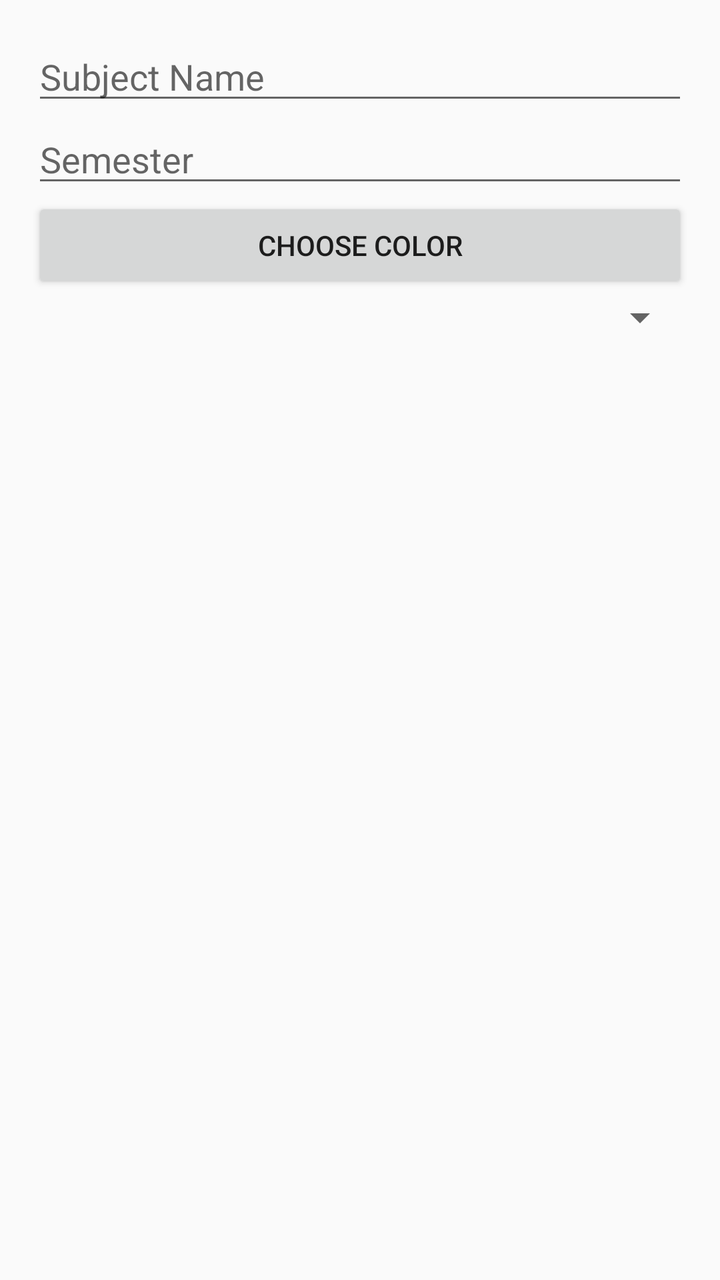
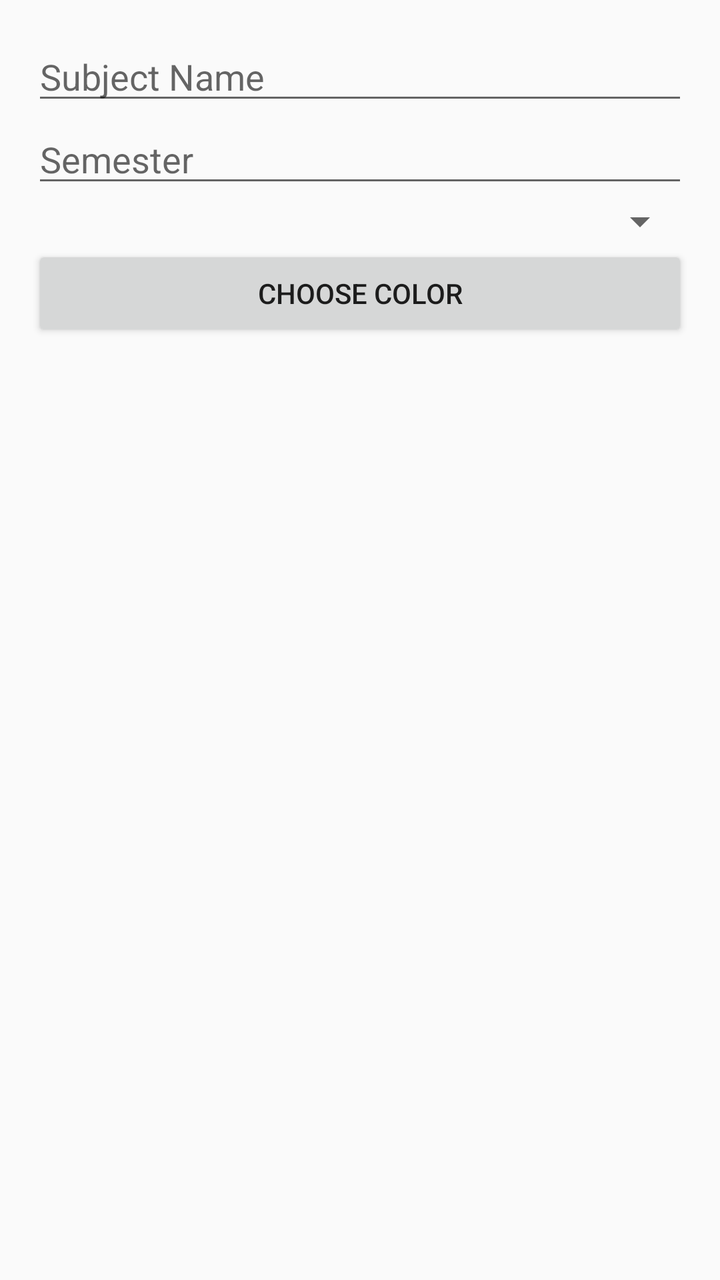

The first picture is an Android layout as it rendered before a commit; the second is the same layout after the commit. The layout source and the unified diff follow.
<!-- AndroidManifest.xml: application theme Theme.Design.Light.NoActionBar -->
<!-- res/layout/dialog_edit_subject.xml -->
<?xml version="1.0" encoding="utf-8"?>
<LinearLayout xmlns:android="http://schemas.android.com/apk/res/android"
    android:layout_width="match_parent"
    android:layout_height="wrap_content"
    android:orientation="vertical"
    android:padding="16dp">

    <EditText
        android:id="@+id/subjectNameInput"
        android:layout_width="match_parent"
        android:layout_height="wrap_content"
        android:hint="Subject Name"/>

    <EditText
        android:id="@+id/semesterInput"
        android:layout_width="match_parent"
        android:layout_height="wrap_content"
        android:hint="Semester"/>

    <Button
        android:id="@+id/colorPickerButton"
        android:layout_width="match_parent"
        android:layout_height="wrap_content"
        android:text="Choose Color"/>

    <Spinner
        android:id="@+id/statusSpinner"
        android:layout_width="match_parent"
        android:layout_height="wrap_content"/>

</LinearLayout>
<!-- resources referenced by this layout -->
<resources>

</resources>

<!-- the commit's change to res/layout/dialog_edit_subject.xml (unified diff, before → after) -->
@@ -17,15 +17,16 @@
         android:layout_height="wrap_content"
         android:hint="Semester"/>
 
+    <Spinner
+        android:id="@+id/statusSpinner"
+        android:layout_width="match_parent"
+        android:layout_height="wrap_content"/>
+
     <Button
         android:id="@+id/colorPickerButton"
         android:layout_width="match_parent"
         android:layout_height="wrap_content"
         android:text="Choose Color"/>
 
-    <Spinner
-        android:id="@+id/statusSpinner"
-        android:layout_width="match_parent"
-        android:layout_height="wrap_content"/>
 
 </LinearLayout>
